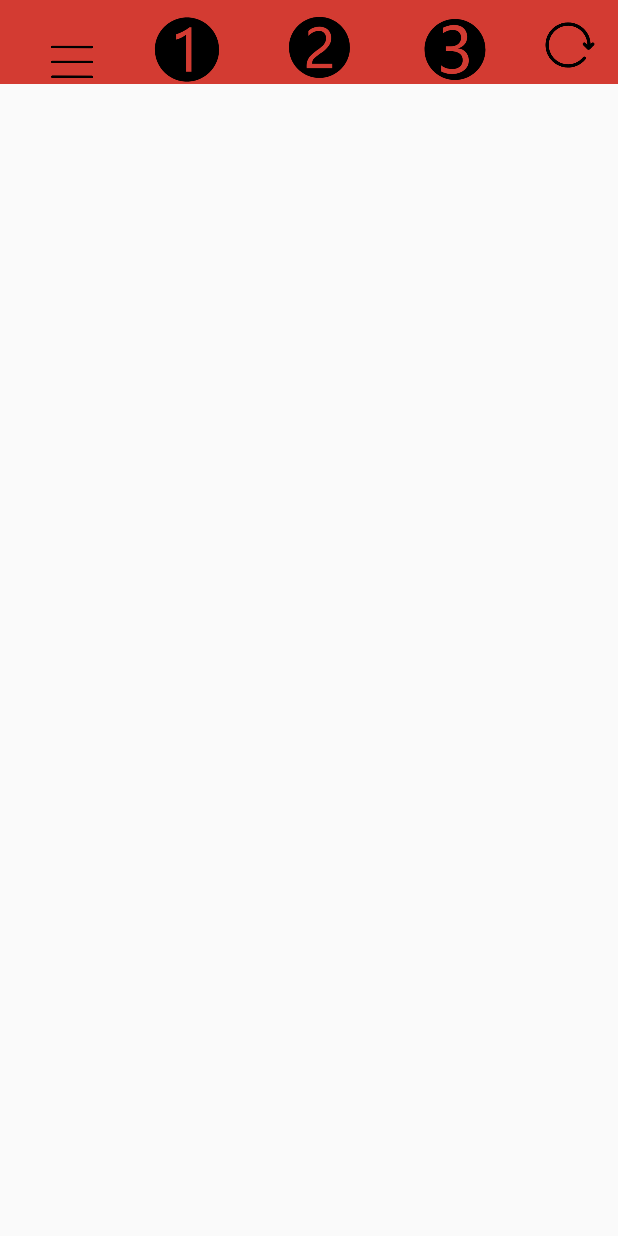
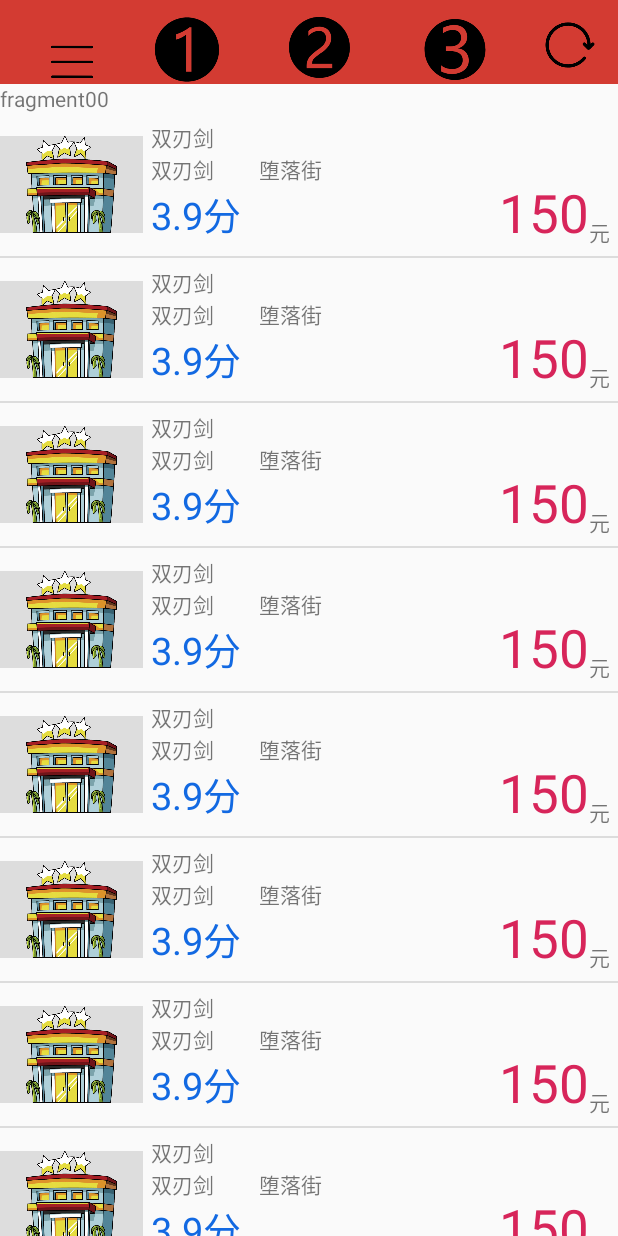
Before and after one commit to zhangshen147/HotelManagerSystem, an Android app: the screen it shows after launch (MainActivity), on a phone screen of 412 x 824 dp. Run offline under Robolectric (Android 15) with nearby library versions, the phone set to English and light mode, and no system bars.

Commit message:
solved the mViewPager's bug

```diff
--- a/app/src/main/java/com/zhangshen147/android/hotelmanagersystem/MainActivity.java
+++ b/app/src/main/java/com/zhangshen147/android/hotelmanagersystem/MainActivity.java
@@ -12,6 +12,7 @@ import android.support.v7.app.AppCompatActivity;
 import android.support.v7.widget.Toolbar;
 import android.util.Log;
 import android.view.View;
+import android.view.ViewGroup;
 import android.view.Window;
 import android.widget.Toast;
 
@@ -60,6 +61,11 @@ public class MainActivity extends AppCompatActivity
             return list.size();
         }
 
+        @Override
+        public Object instantiateItem(ViewGroup container, int position) {
+            Log.v(TAG,"instantiateItem()"+container.toString()+position);
+            return super.instantiateItem(container, position);
+        }
     };
 
 
--- a/app/src/main/java/com/zhangshen147/android/hotelmanagersystem/fragment/DetailFragment.java
+++ b/app/src/main/java/com/zhangshen147/android/hotelmanagersystem/fragment/DetailFragment.java
@@ -59,7 +59,7 @@ public class DetailFragment extends Fragment {
     @Override
     public View onCreateView(LayoutInflater inflater, ViewGroup container,
                              Bundle savedInstanceState) {
-        View v = inflater.inflate(R.layout.fragment_detail,null);
+        View v = inflater.inflate(R.layout.fragment_detail,container,false);
         Log.v(TAG,"onCreateView()");
         return v;
     }
--- a/app/src/main/java/com/zhangshen147/android/hotelmanagersystem/fragment/OrderFragment.java
+++ b/app/src/main/java/com/zhangshen147/android/hotelmanagersystem/fragment/OrderFragment.java
@@ -50,7 +50,7 @@ public class OrderFragment extends Fragment {
     @Override
     public View onCreateView(LayoutInflater inflater, ViewGroup container,
                              Bundle savedInstanceState) {
-        View v = inflater.inflate(R.layout.fragment_order,null);
+        View v = inflater.inflate(R.layout.fragment_order,container,false);
         Log.v(TAG,"onCreateView()");
         return v;
     }
--- a/app/src/main/java/com/zhangshen147/android/hotelmanagersystem/fragment/RoomFragment.java
+++ b/app/src/main/java/com/zhangshen147/android/hotelmanagersystem/fragment/RoomFragment.java
@@ -114,7 +114,7 @@ public class RoomFragment extends Fragment {
      */
     @Override
     public View onCreateView(LayoutInflater inflater, ViewGroup container, Bundle savedInstanceState) {
-        LinearLayout v = (LinearLayout) inflater.inflate(R.layout.fragment_room,null);
+        LinearLayout v = (LinearLayout) inflater.inflate(R.layout.fragment_room,container,false);
 
         // 现在getActivity不能获取绑定的activity，findView不能获取根视图，所以只能在onCreateView里面初始化mRecyclerView
         mRecyclerView = v.findViewById(R.id.recycler_view_in_roomfragment);
@@ -127,6 +127,8 @@ public class RoomFragment extends Fragment {
         mRecyclerView.setLayoutManager(manager);
 
         // 设置适配器
+        List<Room> list = getList();
+        mRoomList = list;
         mRecyclerAdapter = new RecyclerAdapter(mRoomList);
         mRecyclerView.setAdapter(mRecyclerAdapter);
 
@@ -161,8 +163,7 @@ public class RoomFragment extends Fragment {
             }
         });
 
-        List<Room> list = getList();
-        mRoomList = list;
+        mRecyclerAdapter.notifyDataSetChanged();
         Log.v(TAG,"onCreateView()");
         return v;
     }
--- a/app/src/main/res/layout/fragment_detail.xml
+++ b/app/src/main/res/layout/fragment_detail.xml
@@ -6,6 +6,6 @@
     <TextView
         android:layout_width="wrap_content"
         android:layout_height="wrap_content"
-        android:text="fragment02"/>
+        android:text="fragment01"/>
 
 </android.support.constraint.ConstraintLayout>
--- a/app/src/main/res/layout/fragment_order.xml
+++ b/app/src/main/res/layout/fragment_order.xml
@@ -6,6 +6,6 @@
     <TextView
         android:layout_width="wrap_content"
         android:layout_height="wrap_content"
-        android:text="fragment03"/>
+        android:text="fragment02"/>
 
 </android.support.constraint.ConstraintLayout>
--- a/app/src/main/res/layout/fragment_room.xml
+++ b/app/src/main/res/layout/fragment_room.xml
@@ -4,7 +4,13 @@
     xmlns:tools="http://schemas.android.com/tools"
 
     android:layout_width="match_parent"
-    android:layout_height="match_parent">
+    android:layout_height="match_parent"
+    android:orientation="vertical">
+
+    <TextView
+        android:layout_width="wrap_content"
+        android:layout_height="wrap_content"
+        android:text="fragment00"/>
 
     <android.support.v7.widget.RecyclerView
         android:id="@+id/recycler_view_in_roomfragment"
```
